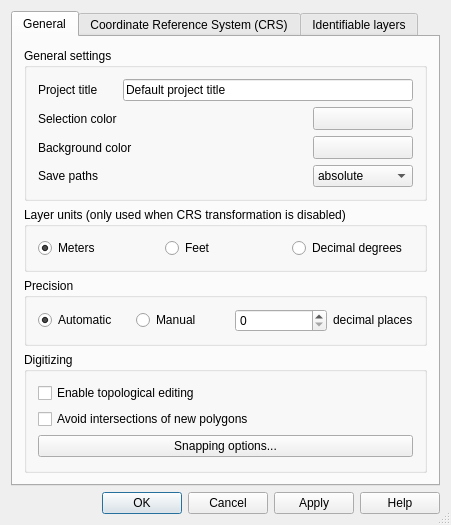
Before: the Qt Designer form qgis/src/ui/qgsprojectpropertiesbase.ui in sourcepole/qgis, drawn with Qt 5.
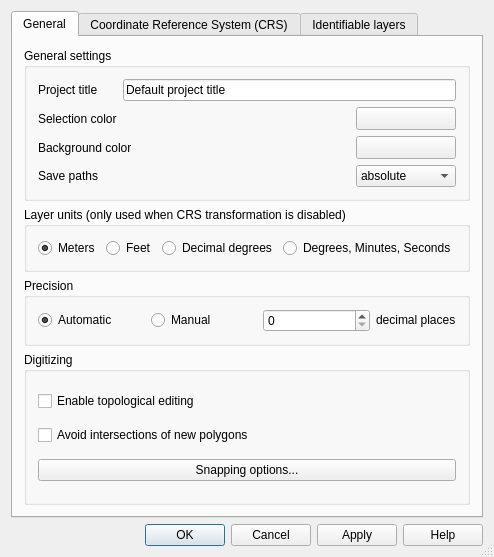
After: the same form once the commit is applied. Custom widgets are drawn as their Qt base class.

Commit message: [FEATURE] Added option to display position as Degrees,Minutes,Seconds in the status bar

What changed in the file:
```diff
--- a/qgis/src/ui/qgsprojectpropertiesbase.ui
+++ b/qgis/src/ui/qgsprojectpropertiesbase.ui
@@ -1,13 +1,13 @@
 <?xml version="1.0" encoding="UTF-8"?>
 <ui version="4.0">
  <class>QgsProjectPropertiesBase</class>
- <widget class="QDialog" name="QgsProjectPropertiesBase">
-  <property name="geometry">
+ <widget class="QDialog" name="QgsProjectPropertiesBase" >
+  <property name="geometry" >
    <rect>
     <x>0</x>
     <y>0</y>
-    <width>451</width>
-    <height>515</height>
+    <width>492</width>
+    <height>557</height>
    </rect>
   </property>
   <property name="windowTitle">
@@ -25,8 +25,8 @@
      <property name="orientation">
       <enum>Qt::Horizontal</enum>
      </property>
-     <property name="standardButtons">
-      <set>QDialogButtonBox::Apply|QDialogButtonBox::Cancel|QDialogButtonBox::Help|QDialogButtonBox::Ok</set>
+     <property name="standardButtons" >
+      <set>QDialogButtonBox::Apply|QDialogButtonBox::Cancel|QDialogButtonBox::Help|QDialogButtonBox::NoButton|QDialogButtonBox::Ok</set>
      </property>
     </widget>
    </item>
@@ -159,12 +159,12 @@
             </property>
            </widget>
           </item>
-          <item row="3" column="2">
-           <spacer name="horizontalSpacer">
-            <property name="orientation">
+          <item row="3" column="2" >
+           <spacer>
+            <property name="orientation" >
              <enum>Qt::Horizontal</enum>
             </property>
-            <property name="sizeHint" stdset="0">
+            <property name="sizeHint" >
              <size>
               <width>40</width>
               <height>20</height>
@@ -180,13 +180,10 @@
          <property name="title">
           <string>Layer units (only used when CRS transformation is disabled)</string>
          </property>
-         <layout class="QHBoxLayout">
-          <property name="margin">
-           <number>11</number>
-          </property>
-          <item>
-           <widget class="QRadioButton" name="radMeters">
-            <property name="text">
+         <layout class="QGridLayout" >
+          <item row="0" column="0" >
+           <widget class="QRadioButton" name="radMeters" >
+            <property name="text" >
              <string>Meters</string>
             </property>
             <property name="checked">
@@ -194,20 +191,27 @@
             </property>
            </widget>
           </item>
-          <item>
-           <widget class="QRadioButton" name="radFeet">
-            <property name="text">
+          <item row="0" column="1" >
+           <widget class="QRadioButton" name="radFeet" >
+            <property name="text" >
              <string>Feet</string>
             </property>
            </widget>
           </item>
-          <item>
-           <widget class="QRadioButton" name="radDecimalDegrees">
-            <property name="text">
+          <item row="0" column="2" >
+           <widget class="QRadioButton" name="radDecimalDegrees" >
+            <property name="text" >
              <string>Decimal degrees</string>
             </property>
            </widget>
           </item>
+          <item row="0" column="3" >
+           <widget class="QRadioButton" name="radDMS" >
+            <property name="text" >
+             <string>Degrees, Minutes, Seconds</string>
+            </property>
+           </widget>
+          </item>
          </layout>
         </widget>
        </item>
@@ -384,7 +388,7 @@
    </item>
   </layout>
  </widget>
- <layoutdefault spacing="6" margin="11"/>
+ <layoutdefault spacing="6" margin="11" />
  <customwidgets>
   <customwidget>
    <class>QgsColorButton</class>
```
Left out of the diff: 270 changed lines with no effect on the pictures. The commit also changes 7 other files.
